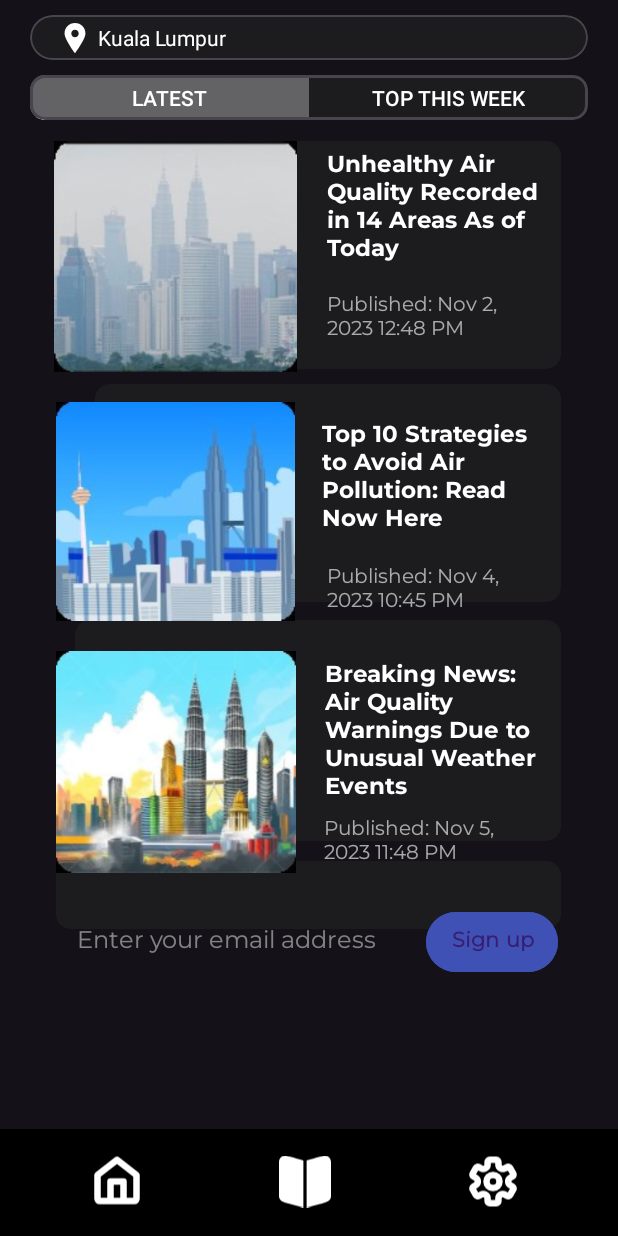
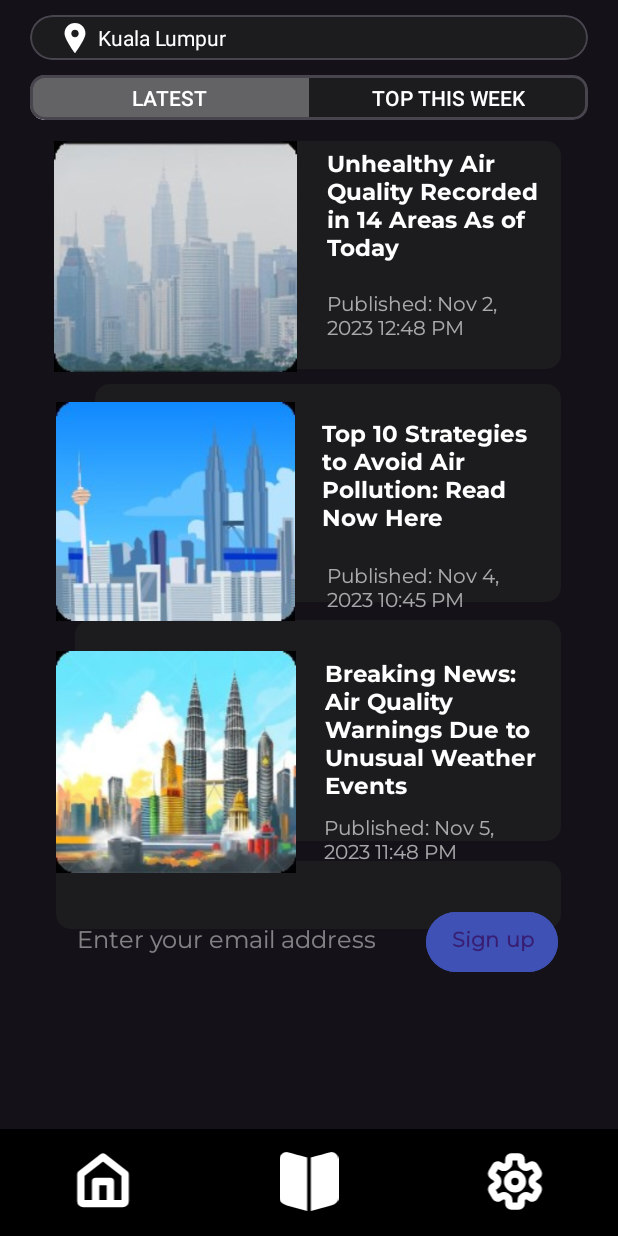
Before and after one commit to gitrhs/AirMY, an Android app: the NewsPage screen opened directly, with no data from a screen before it, on a phone screen of 412 x 824 dp. Run offline under Robolectric (Android 15) with nearby library versions, the phone set to English and light mode, and no system bars; our stand-ins replace navigation-ui; network calls fail.

Commit message:
bottom menu fixed
fixed bottom menu margin

```diff
--- a/app/src/main/res/layout/activity_news_page.xml
+++ b/app/src/main/res/layout/activity_news_page.xml
@@ -15,9 +15,9 @@
 
                 <ImageView
                     android:id="@+id/homePageNews"
-                    android:layout_width="65dp"
+                    android:layout_width="0dp"
+                    android:layout_weight="1"
                     android:layout_height="70dp"
-                    android:layout_marginLeft="45dp"
                     android:layout_marginBottom="1dp"
                     android:padding="15dp"
 
@@ -25,9 +25,9 @@
 
                 <ImageView
                     android:id="@+id/NewsNews"
-                    android:layout_width="65dp"
+                    android:layout_width="0dp"
+                    android:layout_weight="1"
                     android:layout_height="70dp"
-                    android:layout_marginLeft="60dp"
                     android:layout_marginBottom="1dp"
                     android:padding="15dp"
 
@@ -35,9 +35,9 @@
 
                 <ImageView
                     android:id="@+id/SettingNews"
-                    android:layout_width="65dp"
+                    android:layout_width="0dp"
+                    android:layout_weight="1"
                     android:layout_height="70dp"
-                    android:layout_marginLeft="60dp"
                     android:layout_marginBottom="1dp"
                     android:padding="15dp"
 
```
Also changed, not shown: app/src/main/res/layout/activity_main.xml (+6 -6 lines), app/src/main/res/layout/activity_settings_page.xml (+6 -6 lines).
